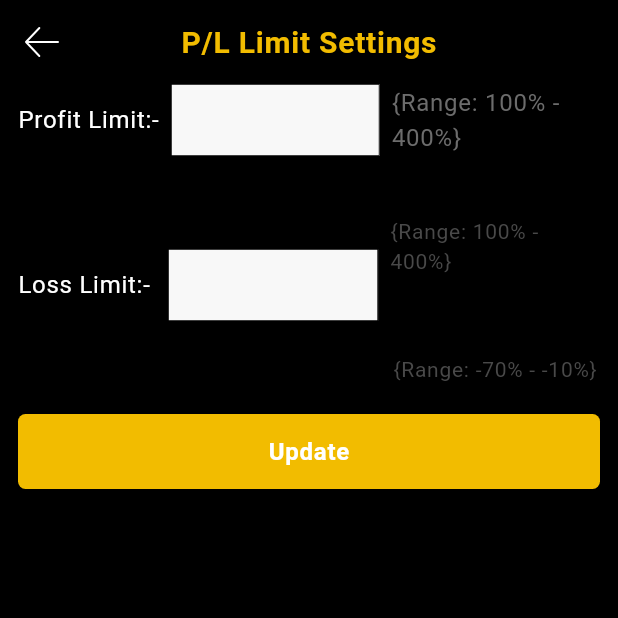
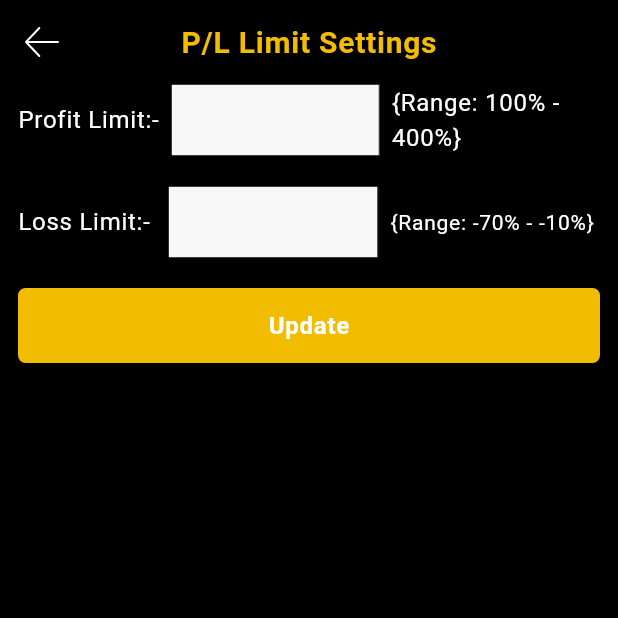
Before and after one commit to appdeveloper-slit/reatrade, a Flutter app: the plSettings screen opened directly, on a phone screen of 412 x 824 dp, the top half of it. Run offline on Flutter 3.47's test engine with Material 3 defaults, Android fonts, the phone set to English and light mode, and no system bars; our stand-ins replace awesome_dialog, cached_network_image, connectivity_plus, dio, dotted_border, double_back_to_close and 12 more; missing offline and left inert: candlesticks, interactive_chart, maps_launcher; accounts and stored records are empty; network calls fail; Roboto replaces fonts that are missing (OpenSans); statements that could not run were skipped.

Commit message:
11 june 24 7pm

```diff
--- a/lib/plsettings.dart
+++ b/lib/plsettings.dart
@@ -135,9 +135,8 @@ class _plSettingsState extends State<plSettings> {
                     SizedBox(width: Dim().d8),
                     Expanded(
                         child: Text('{Range: 100% - 400%}',
-                            style: Sty()
-                                .mediumText
-                                .copyWith(color: Color(0xff6C6C6C))))
+                            style:
+                                Sty().mediumText.copyWith(color: Clr().white)))
                   ],
                 ),
                 SizedBox(height: Dim().d20),
@@ -177,23 +176,11 @@ class _plSettingsState extends State<plSettings> {
                     )),
                     SizedBox(width: Dim().d8),
                     Expanded(
-                      child: Column(
-                        mainAxisAlignment: MainAxisAlignment.spaceEvenly,
-                        children: [
-                          SizedBox(height: Dim().d20),
-                          Text('{Range: 100% - 400%}',
-                              style: Sty().mediumText.copyWith(
-                                  color: Clr().clr49,
-                                  fontSize: Dim().d14,
-                                  fontWeight: FontWeight.w400)),
-                          SizedBox(height: Dim().d52),
-                          Text('{Range: -70% - -10%}',
-                              style: Sty().mediumText.copyWith(
-                                  color: Clr().clr49,
-                                  fontSize: Dim().d14,
-                                  fontWeight: FontWeight.w400)),
-                        ],
-                      ),
+                      child: Text('{Range: -70% - -10%}',
+                          style: Sty().mediumText.copyWith(
+                              color: Clr().white,
+                              fontSize: Dim().d14,
+                              fontWeight: FontWeight.w400)),
                     ),
                   ],
                 ),
```
